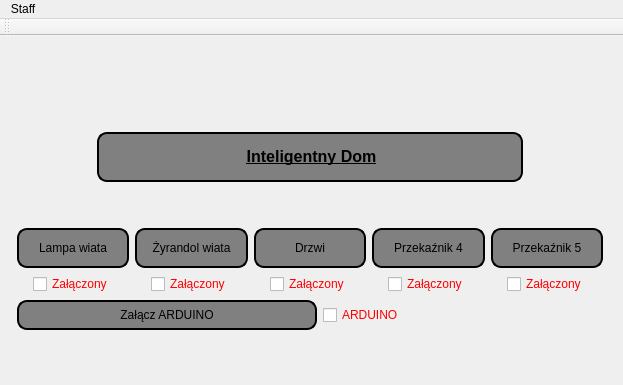
First picture: the form in MainWindow.ui, repository xxBeWolfxx/house_manager, before the edit.
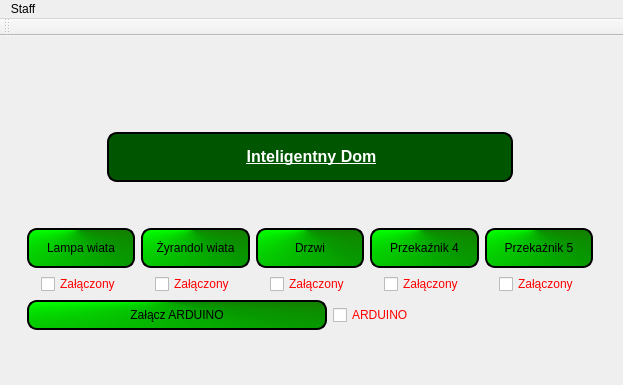
Second picture: the form after the edit.

Commit message: I changed button's appearance, added QSerialPort

Patch:
```diff
--- a/MainWindow.ui
+++ b/MainWindow.ui
@@ -31,14 +31,22 @@
   </property>
   <widget class="QWidget" name="centralWidget">
    <property name="styleSheet">
-    <string notr="true">QPushButton
+    <string notr="true">QPushButton:pressed
 {
 border-style: outset;
 border-width: 2px;
 border-radius: 10px;
 border-color: black;
-background-color: grey;
-}</string>
+}
+QPushButton
+{
+background-color: qconicalgradient(cx:0.466346, cy:0, angle:98.8604, stop:0.240385 rgba(2, 255, 0, 255), stop:0.552885 rgba(7, 153, 0, 255), stop:0.995192 rgba(41, 81, 0, 255), stop:1 rgba(255, 255, 255, 255));
+border-style: outset;
+border-width: 2px;
+border-radius: 10px;
+border-color: black;
+}
+	</string>
    </property>
    <widget class="QWidget" name="menu_view" native="true">
     <property name="geometry">
@@ -68,6 +76,9 @@
              <height>16777215</height>
             </size>
            </property>
+           <property name="styleSheet">
+            <string notr="true"/>
+           </property>
            <property name="text">
             <string>Załącz ARDUINO</string>
            </property>
@@ -96,7 +107,7 @@
            </property>
            <property name="sizeHint" stdset="0">
             <size>
-             <width>200</width>
+             <width>180</width>
              <height>20</height>
             </size>
            </property>
@@ -246,10 +257,10 @@
 {
 border-style: outset;
 border-width: 2px;
-
+color:white;
 border-radius: 10px;
 border-color: black;
-background-color: grey;
+background-color: rgb(0, 85, 0);
 }</string>
            </property>
            <property name="text">
```
Left out of the diff: 33 changed lines with no effect on the pictures. The commit also changes 24 other files.
